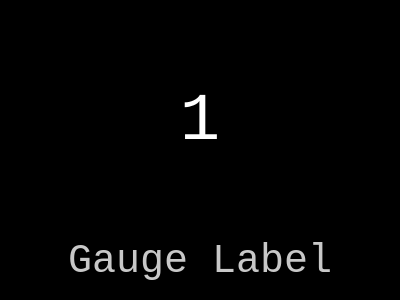
Before: the Qt Designer form Frontend/Widgets/GaugeWidget/gaugedisplay.ui in WPI-HPRC/groundstation-2025, drawn with Qt 5.
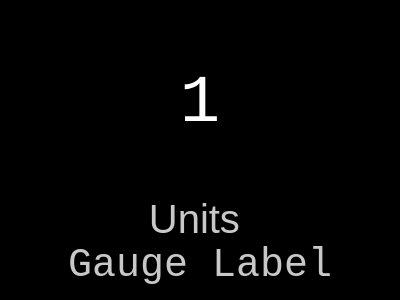
After: the same form once the commit is applied.

```diff
--- a/Frontend/Widgets/GaugeWidget/gaugedisplay.ui
+++ b/Frontend/Widgets/GaugeWidget/gaugedisplay.ui
@@ -64,38 +64,10 @@
   <property name="windowTitle">
    <string>GaugeDisplay</string>
   </property>
-  <layout class="QGridLayout" name="gridLayout" rowstretch="4,1">
+  <layout class="QGridLayout" name="gridLayout" rowstretch="4,1,0">
    <property name="verticalSpacing">
     <number>0</number>
    </property>
-   <item row="1" column="0">
-    <widget class="QLabel" name="GaugeLabel">
-     <property name="font">
-      <font>
-       <family>Courier New</family>
-       <pointsize>30</pointsize>
-      </font>
-     </property>
-     <property name="styleSheet">
-      <string notr="true">color: rgb(200, 200, 200)</string>
-     </property>
-     <property name="frameShape">
-      <enum>QFrame::Shape::Panel</enum>
-     </property>
-     <property name="frameShadow">
-      <enum>QFrame::Shadow::Sunken</enum>
-     </property>
-     <property name="lineWidth">
-      <number>0</number>
-     </property>
-     <property name="text">
-      <string>Gauge Label</string>
-     </property>
-     <property name="alignment">
-      <set>Qt::AlignmentFlag::AlignCenter</set>
-     </property>
-    </widget>
-   </item>
    <item row="0" column="0">
     <widget class="QLabel" name="ValueLabel">
      <property name="font">
@@ -121,6 +93,53 @@
      </property>
     </widget>
    </item>
+   <item row="2" column="0">
+    <widget class="QLabel" name="GaugeLabel">
+     <property name="font">
+      <font>
+       <family>Courier New</family>
+       <pointsize>30</pointsize>
+      </font>
+     </property>
+     <property name="styleSheet">
+      <string notr="true">color: rgb(200, 200, 200)</string>
+     </property>
+     <property name="frameShape">
+      <enum>QFrame::Shape::Panel</enum>
+     </property>
+     <property name="frameShadow">
+      <enum>QFrame::Shadow::Sunken</enum>
+     </property>
+     <property name="lineWidth">
+      <number>0</number>
+     </property>
+     <property name="text">
+      <string>Gauge Label</string>
+     </property>
+     <property name="alignment">
+      <set>Qt::AlignmentFlag::AlignCenter</set>
+     </property>
+    </widget>
+   </item>
+   <item row="1" column="0">
+    <widget class="QLabel" name="UnitLabel">
+     <property name="font">
+      <font>
+       <family>.AppleSystemUIFont</family>
+       <pointsize>30</pointsize>
+      </font>
+     </property>
+     <property name="styleSheet">
+      <string notr="true">color: rgb(200, 200, 200)</string>
+     </property>
+     <property name="text">
+      <string>Units </string>
+     </property>
+     <property name="alignment">
+      <set>Qt::AlignmentFlag::AlignBottom|Qt::AlignmentFlag::AlignHCenter</set>
+     </property>
+    </widget>
+   </item>
   </layout>
  </widget>
  <resources/>
```
